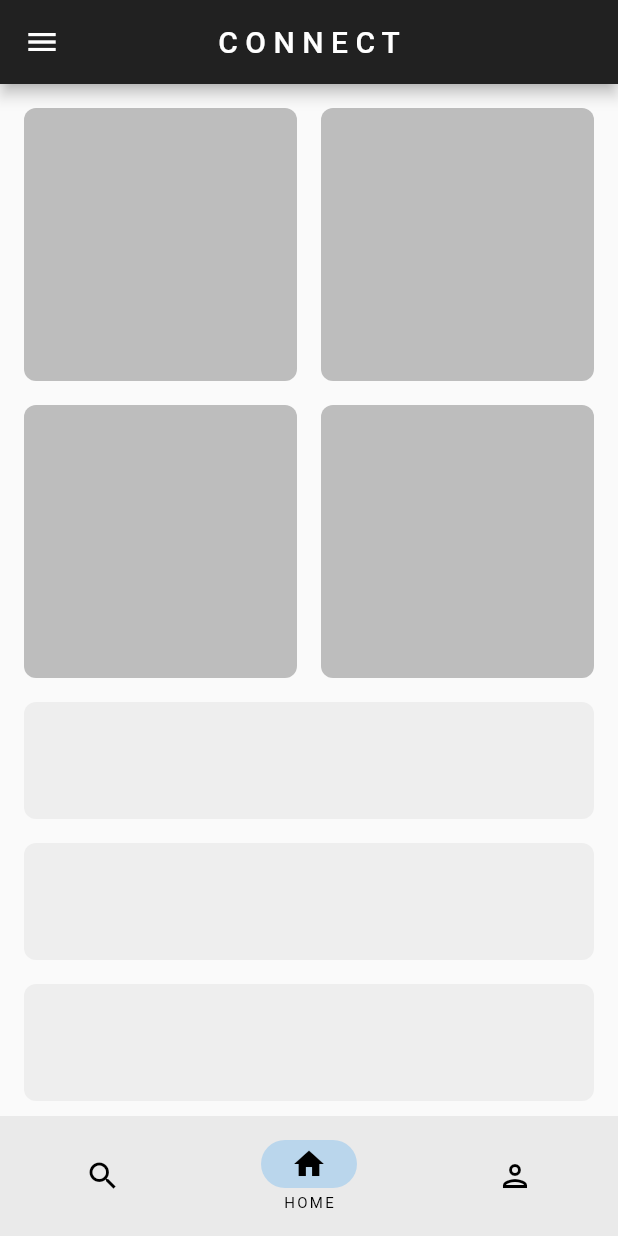
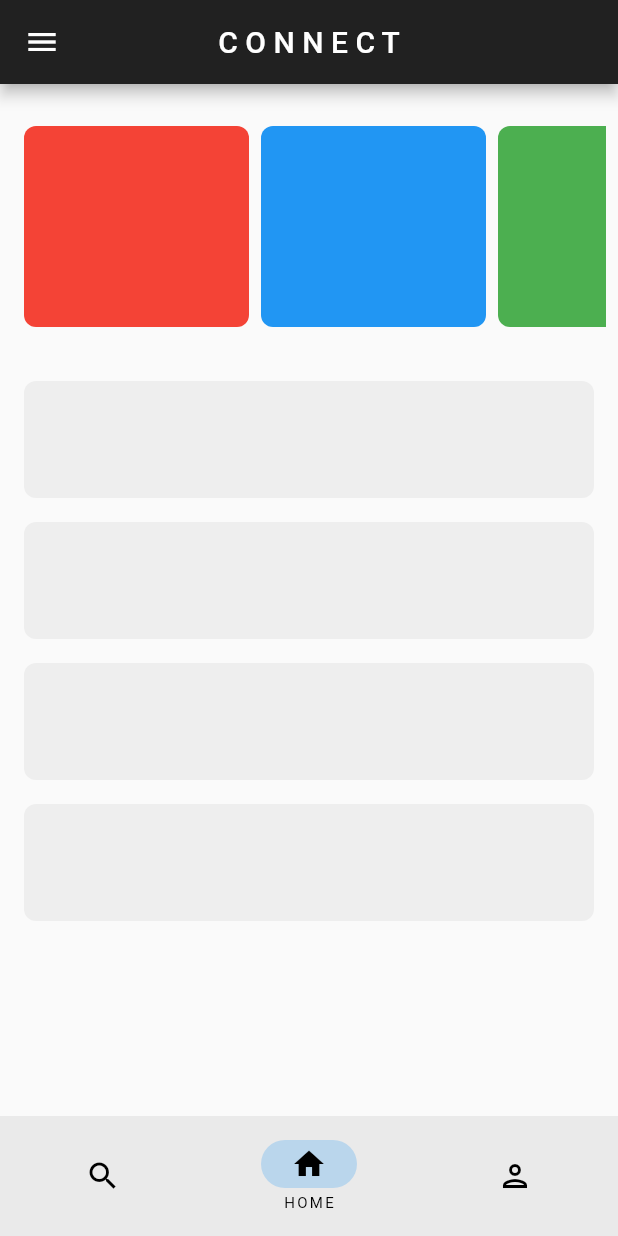
Before and after one commit to ustmrw/connect, a Flutter app: the screen it shows after launch, after a tap on "Try Demo", on a phone screen of 412 x 824 dp. Run offline on Flutter 3.47's test engine with Material 2 defaults, Android fonts, the phone set to English and light mode, and no system bars; our stand-ins replace email_validator, flutter_bloc, google_fonts, image_picker, lottie, shared_preferences and 2 more; network calls fail.

Commit message:
adaptive + responsive design

```diff
--- a/analysis_options.yaml
+++ b/analysis_options.yaml
@@ -7,9 +7,9 @@
 
 # The following line activates a set of recommended lints for Flutter apps,
 # packages, and plugins designed to encourage good coding practices.
-include: package:flutter_lints/flutter.yaml
+# include: package:flutter_lints/flutter.yaml
 
-linter:
+# linter:
   # The lint rules applied to this project can be customized in the
   # section below to disable rules from the `package:flutter_lints/flutter.yaml`
   # included above or to enable additional rules. A list of all available lints
@@ -20,7 +20,7 @@ linter:
   # or a specific dart file by using the `// ignore: name_of_lint` and
   # `// ignore_for_file: name_of_lint` syntax on the line or in the file
   # producing the lint.
-  rules:
+  # rules:
     # avoid_print: false  # Uncomment to disable the `avoid_print` rule
     # prefer_single_quotes: true  # Uncomment to enable the `prefer_single_quotes` rule
 
--- a/lib/constants.dart
+++ b/lib/constants.dart
@@ -10,10 +10,15 @@ var myAppBar = AppBar(
 var drawerTextColor = TextStyle(
   color: Colors.grey[600],
 );
+
 var tilePadding = const EdgeInsets.all(8);
 var myDrawer = Drawer(
   backgroundColor: Colors.grey[300],
   elevation: 0,
+  child: Container(
+    decoration: BoxDecoration(
+        borderRadius: BorderRadius.circular(8), color: Colors.grey[200]),
+    child: SingleChildScrollView(
       child: Column(
         children: [
           const DrawerHeader(
@@ -24,6 +29,8 @@ var myDrawer = Drawer(
           ),
           Padding(
             padding: tilePadding,
+            child: TextButton(
+              onPressed: null,
               child: ListTile(
                 leading: const Icon(Icons.home),
                 title: Text(
@@ -32,8 +39,11 @@ var myDrawer = Drawer(
                 ),
               ),
             ),
+          ),
           Padding(
             padding: tilePadding,
+            child: TextButton(
+              onPressed: null,
               child: ListTile(
                 leading: const Icon(Icons.settings),
                 title: Text(
@@ -42,8 +52,11 @@ var myDrawer = Drawer(
                 ),
               ),
             ),
+          ),
           Padding(
             padding: tilePadding,
+            child: TextButton(
+              onPressed: null,
               child: ListTile(
                 leading: const Icon(Icons.info),
                 title: Text(
@@ -52,8 +65,11 @@ var myDrawer = Drawer(
                 ),
               ),
             ),
+          ),
           Padding(
             padding: tilePadding,
+            child: TextButton(
+              onPressed: null,
               child: ListTile(
                 leading: const Icon(Icons.logout),
                 title: Text(
@@ -62,6 +78,9 @@ var myDrawer = Drawer(
                 ),
               ),
             ),
+          ),
         ],
       ),
+    ),
+  ),
 );
--- a/lib/intro_pages/page2.dart
+++ b/lib/intro_pages/page2.dart
@@ -14,21 +14,20 @@ class IntroPage2 extends StatelessWidget {
           child: Padding(
             padding: const EdgeInsets.all(8.0),
             child: Column(
+              mainAxisAlignment: MainAxisAlignment.center,
+              crossAxisAlignment: CrossAxisAlignment.center,
               children: [
-                const SizedBox(
-                  height: 150,
-                ),
                 Text(
                   'Government that works!',
                   textAlign: TextAlign.center,
                   style: GoogleFonts.bebasNeue(
-                    fontSize: 40,
+                    fontSize: 42,
                     color: Colors.black,
                   ),
                 ),
                 Lottie.network(
                   'https://lottie.host/3154add9-192a-4210-9471-7921c86e2c0a/9ONO2Ive3S.json',
-                  width: 450,
+                  width: 300,
                   fit: BoxFit.contain,
                 ),
               ],
--- a/lib/intro_pages/page3.dart
+++ b/lib/intro_pages/page3.dart
@@ -14,20 +14,19 @@ class IntroPage3 extends StatelessWidget {
           child: Padding(
             padding: const EdgeInsets.all(8.0),
             child: Column(
+              mainAxisAlignment: MainAxisAlignment.center,
+              crossAxisAlignment: CrossAxisAlignment.center,
               children: [
-                const SizedBox(
-                  height: 80,
-                ),
                 Text(
                   'Create an account to get started!',
                   textAlign: TextAlign.center,
                   style: GoogleFonts.bebasNeue(
-                    fontSize: 38,
+                    fontSize: 42,
                   ),
                 ),
                 Lottie.network(
                   'https://lottie.host/cbf81d3b-d023-4e53-8a1b-da81667676ff/ZHgRhTQF0F.json',
-                  height: 350,
+                  height: 300,
                   fit: BoxFit.contain,
                 ),
               ],
--- a/lib/responsive/mobile_body.dart
+++ b/lib/responsive/mobile_body.dart
@@ -30,23 +30,66 @@ class _MobileScaffoldState extends State<MobileScaffold> {
             return Future<void>.delayed(const Duration(seconds: 2));
           },
           child: Padding(
-            padding: const EdgeInsets.all(8.0),
+            padding: const EdgeInsets.symmetric(horizontal: 8.0),
             child: Column(
               children: [
                 // first 4 boxes in grid
-                AspectRatio(
-                  aspectRatio: 1,
-                  child: SizedBox(
-                    width: double.infinity,
-                    child: GridView.builder(
-                      itemCount: 4,
-                      gridDelegate:
-                          const SliverGridDelegateWithFixedCrossAxisCount(
-                              crossAxisCount: 2),
-                      itemBuilder: (context, index) {
-                        return const MyBox();
-                      },
-                    ),
+                Container(
+                  margin: const EdgeInsets.symmetric(vertical: 20),
+                  height: 150,
+                  child: ListView(
+                    padding: EdgeInsets.all(8),
+                    // This next line does the trick.
+                    scrollDirection: Axis.horizontal,
+                    children: <Widget>[
+                      Container(
+                        width: 150,
+                        decoration: BoxDecoration(
+                          borderRadius: BorderRadius.circular(8),
+                          color: Colors.red,
+                        ),
+                      ),
+                      SizedBox(
+                        width: 8,
+                      ),
+                      Container(
+                        width: 150,
+                        decoration: BoxDecoration(
+                          borderRadius: BorderRadius.circular(8),
+                          color: Colors.blue,
+                        ),
+                      ),
+                      SizedBox(
+                        width: 8,
+                      ),
+                      Container(
+                        width: 150,
+                        decoration: BoxDecoration(
+                          borderRadius: BorderRadius.circular(8),
+                          color: Colors.green,
+                        ),
+                      ),
+                      SizedBox(
+                        width: 8,
+                      ),
+                      Container(
+                        width: 150,
+                        decoration: BoxDecoration(
+                          borderRadius: BorderRadius.circular(8),
+                          color: Colors.yellow,
+                        ),
+                      ),
+                      SizedBox(
+                        width: 8,
+                      ),
+                      Container(
+                        width: 150,
+                        decoration: BoxDecoration(
+                          borderRadius: BorderRadius.circular(8),
+                          color: Colors.orange,
+                        ),
+                      ),
+                    ],
                   ),
                 ),
 
--- a/lib/responsive/responsive_layout.dart
+++ b/lib/responsive/responsive_layout.dart
@@ -16,9 +16,9 @@ class ResponsiveLayout extends StatelessWidget {
   Widget build(BuildContext context) {
     return LayoutBuilder(
       builder: (context, constraints) {
-        if (constraints.maxWidth < 500) {
+        if (constraints.maxWidth < 600) {
           return mobileBody;
-        } else if (constraints.maxWidth < 1000) {
+        } else if (constraints.maxWidth < 1200) {
           return tabletBody;
         } else {
           return desktopBody;
--- a/lib/util/display_image_widget.dart
+++ b/lib/util/display_image_widget.dart
@@ -36,7 +36,7 @@ class DisplayImage extends StatelessWidget {
 
     return CircleAvatar(
       radius: 75,
-      backgroundColor: color,
+      backgroundColor: Colors.transparent,
       child: CircleAvatar(
         backgroundImage: image as ImageProvider,
         radius: 70,
```
Also changed, not shown: lib/responsive/desktop_body.dart (+16 -3 lines), lib/responsive/tablet_body.dart (+25 -4 lines), lib/util/refresh.dart (deleted, +0 -40 lines). Lines whose indentation alone changed are shown as unchanged.
